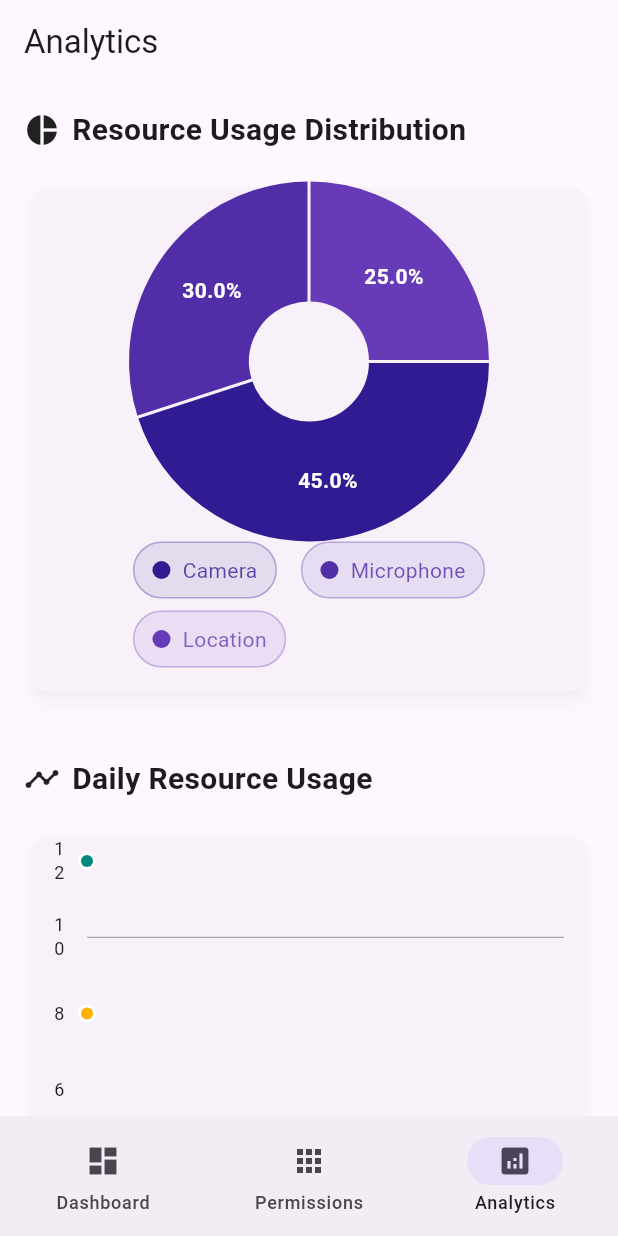
After one commit to ThisIsSumit/Maya, a Flutter app: the screen it shows after launch, item 3 of the bottom bar chosen, on a phone screen of 412 x 824 dp. The commit adds this screen. Run offline on Flutter 3.47's test engine with Material 3 defaults, Android fonts, the light colour scheme and no system bars; drawn by our look-alikes of fl_chart, flutter_animate.

Commit message:
implementing the anyalylical screen ui

```diff
--- a/lib/main.dart
+++ b/lib/main.dart
@@ -1,28 +1,22 @@
 import 'package:flutter/material.dart';
-import 'package:may_aegis/screens/splash_screen.dart';
-
+import 'package:may_aegis/screens/navigation_screen.dart';
 
 void main() {
-  runApp(const PermissionManagerApp());
+  runApp(const MyApp());
 }
 
-class PermissionManagerApp extends StatelessWidget {
-  const PermissionManagerApp({super.key});
+class MyApp extends StatelessWidget {
+  const MyApp({super.key});
 
   @override
   Widget build(BuildContext context) {
     return MaterialApp(
       title: 'Permission Manager',
       theme: ThemeData(
-        primarySwatch: Colors.blue,
-        brightness: Brightness.light,
+        colorScheme: ColorScheme.fromSeed(seedColor: Colors.deepPurple),
         useMaterial3: true,
       ),
-      darkTheme: ThemeData(
-        brightness: Brightness.dark,
-        useMaterial3: true,
-      ),
-      home: const SplashScreen(),
+      home: const NavigationScreen(),
     );
   }
 }
--- /dev/null
+++ b/lib/screens/analytics_screen.dart
@@ -0,0 +1,392 @@
+import 'package:flutter/material.dart';
+import 'package:fl_chart/fl_chart.dart';
+import 'package:intl/intl.dart';
+import 'package:flutter_animate/flutter_animate.dart';
+
+class AnalyticsScreen extends StatefulWidget {
+  const AnalyticsScreen({super.key});
+
+  @override
+  State<AnalyticsScreen> createState() => _AnalyticsScreenState();
+}
+
+class _AnalyticsScreenState extends State<AnalyticsScreen> {
+  final Map<String, double> _resourceUsage = {
+    'Camera': 45,
+    'Microphone': 30,
+    'Location': 25,
+  };
+
+  final List<Map<String, dynamic>> _dailyUsage = [
+    {
+      'date': DateTime.now().subtract(const Duration(days: 13)),
+      'camera': 12,
+      'microphone': 8,
+      'location': 5,
+    },
+    // Add more daily data here...
+  ];
+
+  @override
+  Widget build(BuildContext context) {
+    final theme = Theme.of(context);
+
+    return Scaffold(
+      appBar: AppBar(
+        title: const Text('Analytics')
+            .animate()
+            .fadeIn(duration: const Duration(milliseconds: 500))
+            .slideX(begin: -0.2, end: 0),
+        elevation: 0,
+        backgroundColor: theme.colorScheme.surface,
+      ),
+      body: SingleChildScrollView(
+        padding: const EdgeInsets.all(16),
+        child: Column(
+          crossAxisAlignment: CrossAxisAlignment.start,
+          children: [
+            _buildSectionHeader('Resource Usage Distribution', Icons.pie_chart)
+                .animate()
+                .fadeIn(delay: const Duration(milliseconds: 200))
+                .slideY(begin: 0.2, end: 0),
+            const SizedBox(height: 20),
+            Card(
+              elevation: 4,
+              shadowColor: theme.shadowColor.withOpacity(0.2),
+              child: Padding(
+                padding: const EdgeInsets.all(16),
+                child: Column(
+                  children: [
+                    SizedBox(
+                      height: 200,
+                      child: PieChart(
+                        PieChartData(
+                          sections: _getChartSections(),
+                          sectionsSpace: 2,
+                          centerSpaceRadius: 40,
+                          borderData: FlBorderData(show: false),
+                        ),
+                      ),
+                    ).animate().scale(
+                          delay: const Duration(milliseconds: 400),
+                          duration: const Duration(milliseconds: 500),
+                        ),
+                    const SizedBox(height: 20),
+                    Wrap(
+                      spacing: 16,
+                      runSpacing: 8,
+                      children: _buildLegendItems(),
+                    ).animate().fadeIn(
+                          delay: const Duration(milliseconds: 600),
+                          duration: const Duration(milliseconds: 500),
+                        ),
+                  ],
+                ),
+              ),
+            ),
+            const SizedBox(height: 40),
+            _buildSectionHeader('Daily Resource Usage', Icons.timeline)
+                .animate()
+                .fadeIn(delay: const Duration(milliseconds: 800))
+                .slideY(begin: 0.2, end: 0),
+            const SizedBox(height: 20),
+            Card(
+              elevation: 4,
+              shadowColor: theme.shadowColor.withOpacity(0.2),
+              child: Padding(
+                padding: const EdgeInsets.all(16),
+                child: Column(
+                  children: [
+                    SizedBox(
+                      height: 200,
+                      child: LineChart(
+                        LineChartData(
+                          gridData: FlGridData(
+                            show: true,
+                            drawVerticalLine: false,
+                            horizontalInterval: 5,
+                            getDrawingHorizontalLine: (value) {
+                              return FlLine(
+                                color: theme.dividerColor,
+                                strokeWidth: 0.5,
+                              );
+                            },
+                          ),
+                          titlesData: FlTitlesData(
+                            bottomTitles: AxisTitles(
+                              sideTitles: SideTitles(
+                                showTitles: true,
+                                getTitlesWidget: (value, meta) {
+                                  if (value % 2 == 0) {
+                                    final date = DateTime.now().subtract(
+                                        Duration(days: (14 - value).toInt()));
+                                    return Padding(
+                                      padding: const EdgeInsets.only(top: 8.0),
+                                      child: Text(
+                                        DateFormat('MM/dd').format(date),
+                                        style: theme.textTheme.bodySmall,
+                                      ),
+                                    );
+                                  }
+                                  return const Text('');
+                                },
+                              ),
+                            ),
+                            leftTitles: AxisTitles(
+                              sideTitles: SideTitles(
+                                showTitles: true,
+                                getTitlesWidget: (value, meta) {
+                                  return Padding(
+                                    padding: const EdgeInsets.only(right: 8.0),
+                                    child: Text(
+                                      value.toInt().toString(),
+                                      style: theme.textTheme.bodySmall,
+                                    ),
+                                  );
+                                },
+                              ),
+                            ),
+                            rightTitles: const AxisTitles(
+                              sideTitles: SideTitles(showTitles: false),
+                            ),
+                            topTitles: const AxisTitles(
+                              sideTitles: SideTitles(showTitles: false),
+                            ),
+                          ),
+                          lineBarsData: _getLineChartData(),
+                          borderData: FlBorderData(show: false),
+                        ),
+                      ),
+                    ).animate().slideX(
+                          delay: const Duration(milliseconds: 1000),
+                          duration: const Duration(milliseconds: 500),
+                        ),
+                    const SizedBox(height: 16),
+                    _buildLineChartLegend().animate().fadeIn(
+                          delay: const Duration(milliseconds: 1200),
+                          duration: const Duration(milliseconds: 500),
+                        ),
+                  ],
+                ),
+              ),
+            ),
+            const SizedBox(height: 40),
+            _buildSectionHeader('Most Active Days', Icons.calendar_today)
+                .animate()
+                .fadeIn(delay: const Duration(milliseconds: 1200))
+                .slideY(begin: 0.2, end: 0),
+            const SizedBox(height: 20),
+            _buildMostActiveDaysList(theme),
+          ],
+        ),
+      ),
+    );
+  }
+
+  Widget _buildSectionHeader(String title, IconData icon) {
+    return Row(
+      children: [
+        Icon(icon, size: 24),
+        const SizedBox(width: 8),
+        Text(
+          title,
+          style: const TextStyle(
+            fontSize: 20,
+            fontWeight: FontWeight.bold,
+          ),
+        ),
+      ],
+    );
+  }
+
+  List<PieChartSectionData> _getChartSections() {
+    // Camera (45%) - darkest, Microphone (30%) - medium, Location (25%) - lightest
+    final List<Color> colors = [
+      Colors.deepPurple.shade900, // Camera - most used
+      Colors.deepPurple.shade700, // Microphone - medium usage
+      Colors.deepPurple.shade500, // Location - least used
+    ];
+
+    return _resourceUsage.entries.map((entry) {
+      final index = _resourceUsage.keys.toList().indexOf(entry.key);
+      return PieChartSectionData(
+        color: colors[index],
+        value: entry.value,
+        title: '${entry.value.toStringAsFixed(1)}%',
+        radius: 80,
+        titleStyle: const TextStyle(
+          fontSize: 14,
+          fontWeight: FontWeight.bold,
+          color: Colors.white,
+        ),
+      );
+    }).toList();
+  }
+
+  List<Widget> _buildLegendItems() {
+    final List<Color> colors = [
+      Colors.deepPurple.shade900, // Camera
+      Colors.deepPurple.shade700, // Microphone
+      Colors.deepPurple.shade500, // Location
+    ];
+
+    return _resourceUsage.entries.map((entry) {
+      final index = _resourceUsage.keys.toList().indexOf(entry.key);
+      return Container(
+        padding: const EdgeInsets.symmetric(horizontal: 12, vertical: 8),
+        decoration: BoxDecoration(
+          color: colors[index].withOpacity(0.1),
+          borderRadius: BorderRadius.circular(20),
+          border: Border.all(color: colors[index].withOpacity(0.3)),
+        ),
+        child: Row(
+          mainAxisSize: MainAxisSize.min,
+          children: [
+            Container(
+              width: 12,
+              height: 12,
+              decoration: BoxDecoration(
+                color: colors[index],
+                shape: BoxShape.circle,
+              ),
+            ),
+            const SizedBox(width: 8),
+            Text(
+              entry.key,
+              style: TextStyle(color: colors[index].withOpacity(0.8)),
+            ),
+          ],
+        ),
+      );
+    }).toList();
+  }
+
+  List<LineChartBarData> _getLineChartData() {
+    // Using complementary colors for better visual distinction in the line chart
+    final List<Color> colors = [
+      Colors.teal.shade600, // Camera - vibrant teal
+      Colors.amber.shade600, // Microphone - warm amber
+      Colors.pink.shade400, // Location - soft pink
+    ];
+
+    final resources = ['camera', 'microphone', 'location'];
+
+    return resources.map((resource) {
+      final spots = _dailyUsage.asMap().entries.map((entry) {
+        return FlSpot(
+          entry.key.toDouble(),
+          entry.value[resource].toDouble(),
+        );
+      }).toList();
+
+      final color = colors[resources.indexOf(resource)];
+
+      return LineChartBarData(
+        spots: spots,
+        color: color,
+        barWidth: 3,
+        isCurved: true, // Add smooth curves to the lines
+        curveSmoothness: 0.3, // Adjust curve smoothness
+        dotData: FlDotData(
+          show: true,
+          getDotPainter: (spot, percent, barData, index) {
+            return FlDotCirclePainter(
+              radius: 4,
+              color: color,
+              strokeWidth: 2,
+              strokeColor: Colors.white,
+            );
+          },
+        ),
+        belowBarData: BarAreaData(
+          show: true,
+          gradient: LinearGradient(
+            colors: [
+              color.withOpacity(0.2),
+              color.withOpacity(0.0),
+            ],
+            begin: Alignment.topCenter,
+            end: Alignment.bottomCenter,
+          ),
+        ),
+      );
+    }).toList();
+  }
+
+  Widget _buildLineChartLegend() {
+    final List<Color> colors = [
+      Colors.teal.shade600,
+      Colors.amber.shade600,
+      Colors.pink.shade400,
+    ];
+
+    return Wrap(
+      spacing: 16,
+      runSpacing: 8,
+      children: _resourceUsage.entries.map((entry) {
+        final index = _resourceUsage.keys.toList().indexOf(entry.key);
+        return Container(
+          padding: const EdgeInsets.symmetric(horizontal: 12, vertical: 8),
+          decoration: BoxDecoration(
+            color: colors[index].withOpacity(0.1),
+            borderRadius: BorderRadius.circular(20),
+            border: Border.all(color: colors[index].withOpacity(0.3)),
+          ),
+          child: Row(
+            mainAxisSize: MainAxisSize.min,
+            children: [
+              Container(
+                width: 12,
+                height: 12,
+                decoration: BoxDecoration(
+                  color: colors[index],
+                  shape: BoxShape.circle,
+                ),
+              ),
+              const SizedBox(width: 8),
+              Text(
+                entry.key,
+                style: TextStyle(color: colors[index].withOpacity(0.8)),
+              ),
+            ],
+          ),
+        );
+      }).toList(),
+    );
+  }
+
+  Widget _buildMostActiveDaysList(ThemeData theme) {
+    return Card(
+      elevation: 4,
+      shadowColor: theme.shadowColor.withOpacity(0.2),
+      child: ListView.builder(
+        shrinkWrap: true,
+        physics: const NeverScrollableScrollPhysics(),
+        itemCount: 5,
+        itemBuilder: (context, index) {
+          return ListTile(
+            leading: CircleAvatar(
+              backgroundColor: theme.colorScheme.primary.withOpacity(0.1),
+              child: Icon(
+                Icons.calendar_today,
+                color: theme.colorScheme.primary,
+                size: 20,
+              ),
+            ),
+            title: Text(
+              'March ${15 - index}, 2024',
+              style: theme.textTheme.titleMedium,
+            ),
+            subtitle: Text(
+              'Camera: 25 times, Microphone: 15 times, Location: 10 times',
+              style: theme.textTheme.bodySmall,
+            ),
+          )
+              .animate(delay: Duration(milliseconds: 1400 + (index * 100)))
+              .fadeIn()
+              .slideX();
+        },
+      ),
+    );
+  }
+}
--- a/lib/screens/home_screen.dart
+++ b/lib/screens/home_screen.dart
@@ -13,7 +13,8 @@ class HomeScreen extends StatefulWidget {
 }
 
 class _HomeScreenState extends State<HomeScreen> {
-  static const platform = MethodChannel('com.example.permission_manager/permissions');
+  static const platform =
+      MethodChannel('com.example.permission_manager/permissions');
 
   final Map<String, Map<String, dynamic>> _permissionData = {
     'android.permission.CAMERA': {
@@ -53,9 +54,9 @@ class _HomeScreenState extends State<HomeScreen> {
 
         // Ensure the apps are cast correctly
         setState(() {
-          _permissionData[permissionType]?['apps'] = List<Map<String, dynamic>>.from(
-            apps.map((app) => Map<String, dynamic>.from(app))
-          );
+          _permissionData[permissionType]?['apps'] =
+              List<Map<String, dynamic>>.from(
+                  apps.map((app) => Map<String, dynamic>.from(app)));
         });
       }
     } catch (e) {
@@ -67,7 +68,8 @@ class _HomeScreenState extends State<HomeScreen> {
 
   Future<void> _openAppSettings(String packageName) async {
     try {
-      await platform.invokeMethod('openAppSettings', {'packageName': packageName});
+      await platform
+          .invokeMethod('openAppSettings', {'packageName': packageName});
     } catch (e) {
       debugPrint('Error opening app settings: $e');
     }
@@ -126,25 +128,6 @@ class _HomeScreenState extends State<HomeScreen> {
           ),
         ),
       ),
-      bottomNavigationBar: NavigationBar(
-        destinations: const [
-          NavigationDestination(
-            icon: Icon(Icons.dashboard),
-            label: 'Dashboard',
-          ),
-          NavigationDestination(
-            icon: Icon(Icons.apps),
-            label: 'Permissions',
-          ),
-          NavigationDestination(
-            icon: Icon(Icons.analytics),
-            label: 'Analytics',
-          ),
-        ],
-        onDestinationSelected: (index) {
-          // TODO: Implement navigation
-        },
-      ),
     );
   }
 }
--- /dev/null
+++ b/lib/screens/navigation_screen.dart
@@ -0,0 +1,53 @@
+import 'package:flutter/material.dart';
+import 'package:may_aegis/screens/home_screen.dart';
+import 'package:may_aegis/screens/permissions_screen.dart';
+import 'package:may_aegis/screens/analytics_screen.dart';
+
+class NavigationScreen extends StatefulWidget {
+  const NavigationScreen({super.key});
+
+  @override
+  State<NavigationScreen> createState() => _NavigationScreenState();
+}
+
+class _NavigationScreenState extends State<NavigationScreen> {
+  int _selectedIndex = 0;
+
+  final List<Widget> _screens = const [
+    HomeScreen(),
+    PermissionsScreen(),
+    AnalyticsScreen(),
+  ];
+
+  @override
+  Widget build(BuildContext context) {
+    return Scaffold(
+      body: IndexedStack(
+        index: _selectedIndex,
+        children: _screens,
+      ),
+      bottomNavigationBar: NavigationBar(
+        selectedIndex: _selectedIndex,
+        destinations: const [
+          NavigationDestination(
+            icon: Icon(Icons.dashboard),
+            label: 'Dashboard',
+          ),
+          NavigationDestination(
+            icon: Icon(Icons.apps),
+            label: 'Permissions',
+          ),
+          NavigationDestination(
+            icon: Icon(Icons.analytics),
+            label: 'Analytics',
+          ),
+        ],
+        onDestinationSelected: (index) {
+          setState(() {
+            _selectedIndex = index;
+          });
+        },
+      ),
+    );
+  }
+}
--- /dev/null
+++ b/lib/screens/permissions_screen.dart
@@ -0,0 +1,17 @@
+import 'package:flutter/material.dart';
+
+class PermissionsScreen extends StatelessWidget {
+  const PermissionsScreen({super.key});
+
+  @override
+  Widget build(BuildContext context) {
+    return Scaffold(
+      appBar: AppBar(
+        title: const Text('Permissions'),
+      ),
+      body: const Center(
+        child: Text('Permissions Screen'),
+      ),
+    );
+  }
+}
--- a/pubspec.yaml
+++ b/pubspec.yaml
@@ -35,11 +35,12 @@ dependencies:
   # Use with the CupertinoIcons class for iOS style icons.
   cupertino_icons: ^1.0.8
   flutter_spinkit: ^5.1.0
-  fl_chart: ^0.70.2
+  fl_chart: ^0.65.0
   permission_handler: ^11.3.1
   flutter_animate: ^4.5.2
   device_apps: ^2.2.0
   installed_apps: ^1.5.2
+  intl: ^0.19.0
 
 
 dev_dependencies:
```
Also changed, not shown: pubspec.lock.
